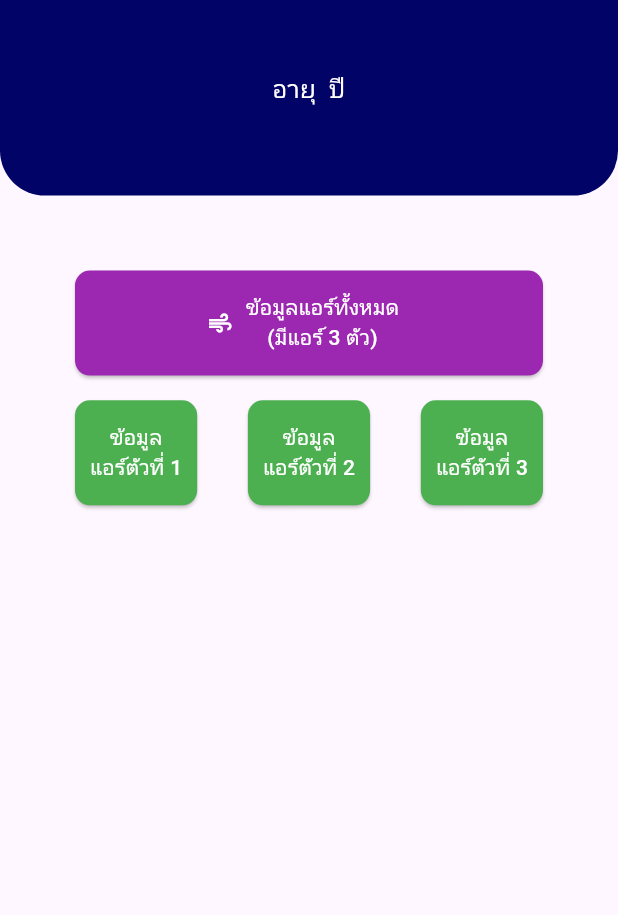
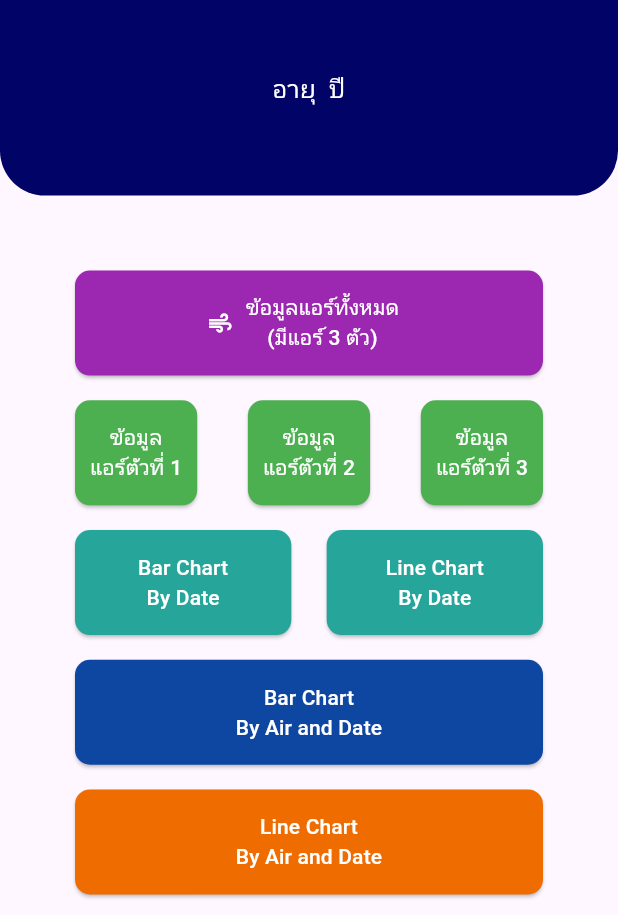
Before and after one commit to thanakritsfd/iot_test_project, a Flutter app: the HomeUI screen opened directly with empty values, on a phone screen of 412 x 824 dp, the part 321-1236 px from its top. Run offline on Flutter 3.47's test engine with Material 3 defaults, Android fonts, the phone set to English and light mode, and no system bars; our stand-ins replace google_fonts; Roboto replaces fonts that are missing (Kanit).

Commit message:
Update homeUI chart

```diff
--- a/lib/utils/host.dart
+++ b/lib/utils/host.dart
@@ -1,3 +1,4 @@
 class Host {
-  static String hostURL = 'http://172.17.36.22';
+  static String hostURL = 'http://192.168.1.10';
+  //static String hostURL = 'http://172.17.36.22';
 }
--- a/lib/views/home_ui.dart
+++ b/lib/views/home_ui.dart
@@ -83,11 +83,9 @@ class _HomeUIState extends State<HomeUI> {
                               {
                                 setState(() {
                                   widget.user!.userId = value.userId;
-                                  widget.user!.userFullname =
-                                      value.userFullname;
+                                  widget.user!.userFullname = value.userFullname;
                                   widget.user!.userName = value.userName;
-                                  widget.user!.userPassword =
-                                      value.userPassword;
+                                  widget.user!.userPassword = value.userPassword;
                                   widget.user!.userAge = value.userAge;
                                 }),
                               }
@@ -218,6 +216,112 @@ class _HomeUIState extends State<HomeUI> {
                           ),
                         ],
                       ),
+                      SizedBox(
+                        height: MediaQuery.of(context).size.height * 0.02,
+                      ),
+                      Row(
+                        mainAxisAlignment: MainAxisAlignment.spaceBetween,
+                        children: [
+                          ElevatedButton(
+                            onPressed: () {},
+                            child: Text(
+                              'Bar Chart\nBy Date',
+                              textAlign: TextAlign.center,
+                              style: TextStyle(
+                                color: Colors.white,
+                              ),
+                            ),
+                            style: ElevatedButton.styleFrom(
+                              backgroundColor: Colors.teal[400],
+                              fixedSize: Size(
+                                MediaQuery.of(context).size.width * 0.35,
+                                70,
+                              ),
+                              shape: RoundedRectangleBorder(
+                                borderRadius: BorderRadius.circular(10),
+                              ),
+                              padding: EdgeInsets.symmetric(
+                                horizontal: 10,
+                              ),
+                            ),
+                          ),
+                          ElevatedButton(
+                            onPressed: () {},
+                            child: Text(
+                              'Line Chart\nBy Date',
+                              textAlign: TextAlign.center,
+                              style: TextStyle(
+                                color: Colors.white,
+                              ),
+                            ),
+                            style: ElevatedButton.styleFrom(
+                              backgroundColor: Colors.teal[400],
+                              fixedSize: Size(
+                                MediaQuery.of(context).size.width * 0.35,
+                                70,
+                              ),
+                              shape: RoundedRectangleBorder(
+                                borderRadius: BorderRadius.circular(10),
+                              ),
+                              padding: EdgeInsets.symmetric(
+                                horizontal: 10,
+                              ),
+                            ),
+                          ),
+                        ],
+                      ),
+                      SizedBox(
+                        height: MediaQuery.of(context).size.height * 0.02,
+                      ),
+                      ElevatedButton(
+                        onPressed: () {},
+                        child: Text(
+                          'Bar Chart\nBy Air and Date',
+                          textAlign: TextAlign.center,
+                          style: TextStyle(
+                            color: Colors.white,
+                          ),
+                        ),
+                        style: ElevatedButton.styleFrom(
+                          backgroundColor: Colors.blue[900],
+                          fixedSize: Size(
+                            MediaQuery.of(context).size.width,
+                            70,
+                          ),
+                          shape: RoundedRectangleBorder(
+                            borderRadius: BorderRadius.circular(10),
+                          ),
+                          padding: EdgeInsets.symmetric(
+                            horizontal: 10,
+                          ),
+                        ),
+                      ),
+                      SizedBox(
+                        height: MediaQuery.of(context).size.height * 0.02,
+                      ),
+                      ElevatedButton(
+                        onPressed: () {},
+                        child: Text(
+                          'Line Chart\nBy Air and Date',
+                          textAlign: TextAlign.center,
+                          style: TextStyle(
+                            color: Colors.white,
+                          ),
+                        ),
+                        style: ElevatedButton.styleFrom(
+                          backgroundColor: Colors.orange[800],
+                          fixedSize: Size(
+                            MediaQuery.of(context).size.width,
+                            70,
+                          ),
+                          shape: RoundedRectangleBorder(
+                            borderRadius: BorderRadius.circular(10),
+                          ),
+                          padding: EdgeInsets.symmetric(
+                            horizontal: 10,
+                          ),
+                        ),
+                      ),
                     ],
                   ),
                 ),
```
